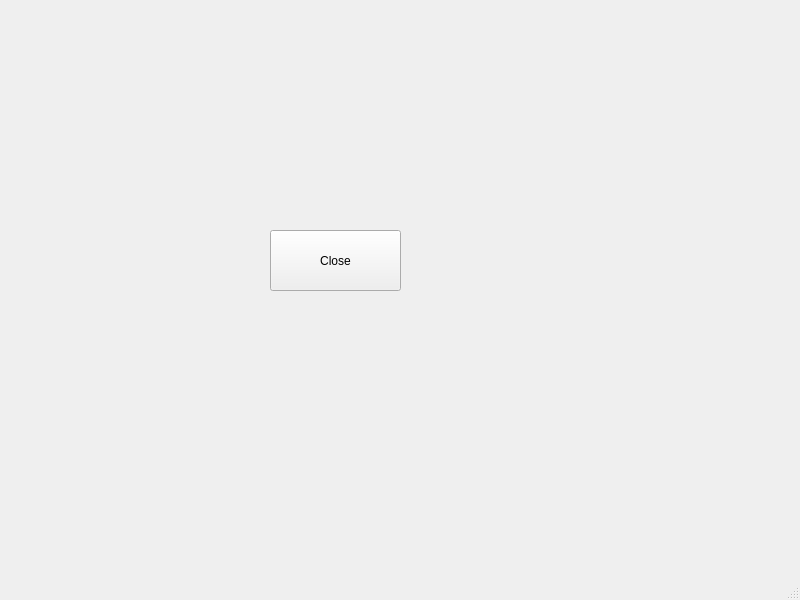
The window that day_02/01_Part/mainwindow.ui (Keepen/QtStudy) describes before a commit, drawn with Qt 5.
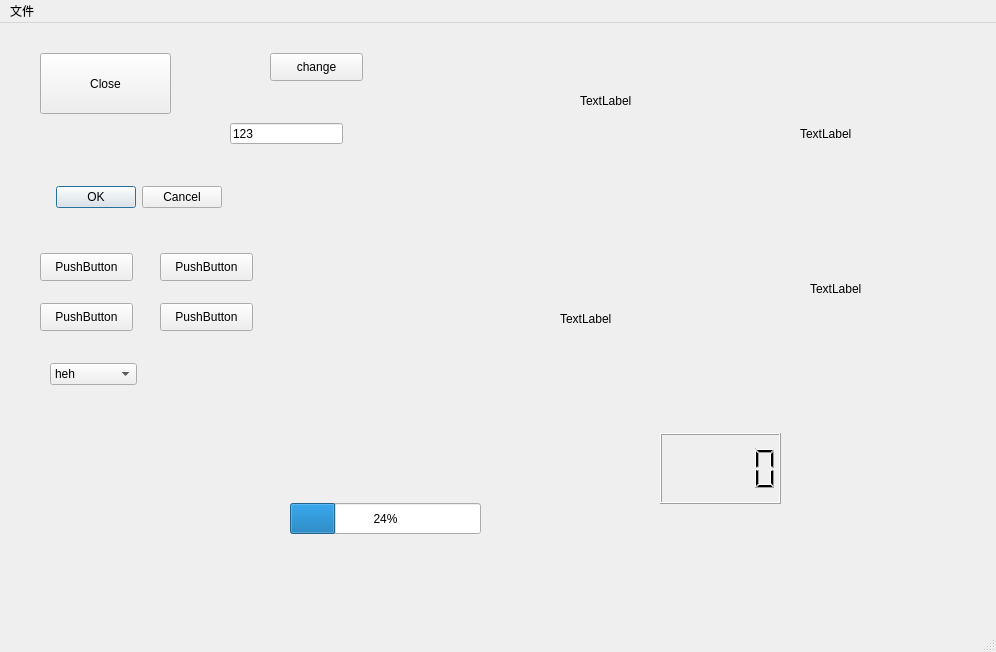
The same window after the commit.

```diff
--- a/day_02/01_Part/mainwindow.ui
+++ b/day_02/01_Part/mainwindow.ui
@@ -6,30 +6,19 @@
    <rect>
     <x>0</x>
     <y>0</y>
-    <width>800</width>
-    <height>600</height>
+    <width>996</width>
+    <height>652</height>
    </rect>
   </property>
   <property name="windowTitle">
    <string>MainWindow</string>
   </property>
   <widget class="QWidget" name="centralwidget">
-   <widget class="QWidget" name="verticalLayoutWidget">
-    <property name="geometry">
-     <rect>
-      <x>160</x>
-      <y>50</y>
-      <width>160</width>
-      <height>80</height>
-     </rect>
-    </property>
-    <layout class="QVBoxLayout" name="verticalLayout"/>
-   </widget>
    <widget class="QPushButton" name="pushButton">
     <property name="geometry">
      <rect>
-      <x>270</x>
-      <y>230</y>
+      <x>40</x>
+      <y>30</y>
       <width>131</width>
       <height>61</height>
      </rect>
@@ -41,16 +30,223 @@
      <bool>true</bool>
     </property>
    </widget>
+   <widget class="QDialogButtonBox" name="buttonBox">
+    <property name="geometry">
+     <rect>
+      <x>30</x>
+      <y>160</y>
+      <width>192</width>
+      <height>28</height>
+     </rect>
+    </property>
+    <property name="standardButtons">
+     <set>QDialogButtonBox::Cancel|QDialogButtonBox::Ok</set>
+    </property>
+   </widget>
+   <widget class="QWidget" name="widget" native="true">
+    <property name="geometry">
+     <rect>
+      <x>40</x>
+      <y>220</y>
+      <width>231</width>
+      <height>111</height>
+     </rect>
+    </property>
+    <widget class="QPushButton" name="pushButton_8">
+     <property name="geometry">
+      <rect>
+       <x>0</x>
+       <y>10</y>
+       <width>93</width>
+       <height>28</height>
+      </rect>
+     </property>
+     <property name="text">
+      <string>PushButton</string>
+     </property>
+    </widget>
+    <widget class="QPushButton" name="pushButton_9">
+     <property name="geometry">
+      <rect>
+       <x>120</x>
+       <y>10</y>
+       <width>93</width>
+       <height>28</height>
+      </rect>
+     </property>
+     <property name="text">
+      <string>PushButton</string>
+     </property>
+    </widget>
+    <widget class="QPushButton" name="pushButton_10">
+     <property name="geometry">
+      <rect>
+       <x>0</x>
+       <y>60</y>
+       <width>93</width>
+       <height>28</height>
+      </rect>
+     </property>
+     <property name="text">
+      <string>PushButton</string>
+     </property>
+    </widget>
+    <widget class="QPushButton" name="pushButton_11">
+     <property name="geometry">
+      <rect>
+       <x>120</x>
+       <y>60</y>
+       <width>93</width>
+       <height>28</height>
+      </rect>
+     </property>
+     <property name="text">
+      <string>PushButton</string>
+     </property>
+    </widget>
+   </widget>
+   <widget class="QLineEdit" name="lineEdit">
+    <property name="geometry">
+     <rect>
+      <x>230</x>
+      <y>100</y>
+      <width>113</width>
+      <height>21</height>
+     </rect>
+    </property>
+    <property name="text">
+     <string>123</string>
+    </property>
+   </widget>
+   <widget class="QComboBox" name="comboBox">
+    <property name="geometry">
+     <rect>
+      <x>50</x>
+      <y>340</y>
+      <width>87</width>
+      <height>22</height>
+     </rect>
+    </property>
+    <item>
+     <property name="text">
+      <string>heh</string>
+     </property>
+    </item>
+    <item>
+     <property name="text">
+      <string>1234</string>
+     </property>
+    </item>
+   </widget>
+   <widget class="QLabel" name="labelText">
+    <property name="geometry">
+     <rect>
+      <x>580</x>
+      <y>70</y>
+      <width>68</width>
+      <height>15</height>
+     </rect>
+    </property>
+    <property name="text">
+     <string>TextLabel</string>
+    </property>
+   </widget>
+   <widget class="QLabel" name="labelimage">
+    <property name="geometry">
+     <rect>
+      <x>800</x>
+      <y>60</y>
+      <width>121</width>
+      <height>101</height>
+     </rect>
+    </property>
+    <property name="text">
+     <string>TextLabel</string>
+    </property>
+    <property name="scaledContents">
+     <bool>true</bool>
+    </property>
+   </widget>
+   <widget class="QLabel" name="labelGif">
+    <property name="geometry">
+     <rect>
+      <x>560</x>
+      <y>230</y>
+      <width>161</width>
+      <height>131</height>
+     </rect>
+    </property>
+    <property name="text">
+     <string>TextLabel</string>
+    </property>
+   </widget>
+   <widget class="QLabel" name="labelUrl">
+    <property name="geometry">
+     <rect>
+      <x>810</x>
+      <y>230</y>
+      <width>121</width>
+      <height>71</height>
+     </rect>
+    </property>
+    <property name="text">
+     <string>TextLabel</string>
+    </property>
+   </widget>
+   <widget class="QPushButton" name="change">
+    <property name="geometry">
+     <rect>
+      <x>270</x>
+      <y>30</y>
+      <width>93</width>
+      <height>28</height>
+     </rect>
+    </property>
+    <property name="text">
+     <string>change</string>
+    </property>
+   </widget>
+   <widget class="QLCDNumber" name="lcdNumber">
+    <property name="geometry">
+     <rect>
+      <x>660</x>
+      <y>410</y>
+      <width>121</width>
+      <height>71</height>
+     </rect>
+    </property>
+   </widget>
+   <widget class="QProgressBar" name="progressBar">
+    <property name="geometry">
+     <rect>
+      <x>290</x>
+      <y>480</y>
+      <width>191</width>
+      <height>31</height>
+     </rect>
+    </property>
+    <property name="value">
+     <number>24</number>
+    </property>
+   </widget>
   </widget>
   <widget class="QMenuBar" name="menubar">
    <property name="geometry">
     <rect>
      <x>0</x>
      <y>0</y>
-     <width>800</width>
+     <width>996</width>
      <height>26</height>
     </rect>
    </property>
+   <widget class="QMenu" name="menu">
+    <property name="title">
+     <string>文件</string>
+    </property>
+    <addaction name="actionnew"/>
+    <addaction name="separator"/>
+   </widget>
+   <addaction name="menu"/>
   </widget>
   <widget class="QStatusBar" name="statusbar"/>
  </widget>
```
Left out of the diff: 5 changed lines with no effect on the pictures.
